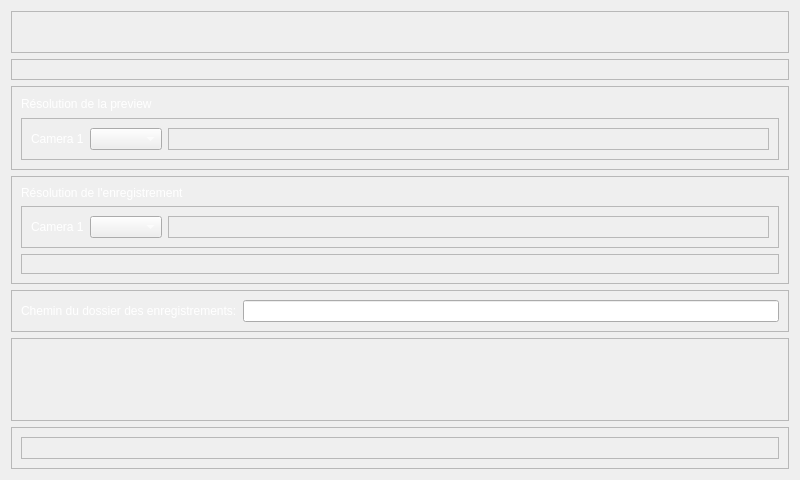
Above: settings.ui from Otaze/Rekkon before the change. Below: the same form after it.
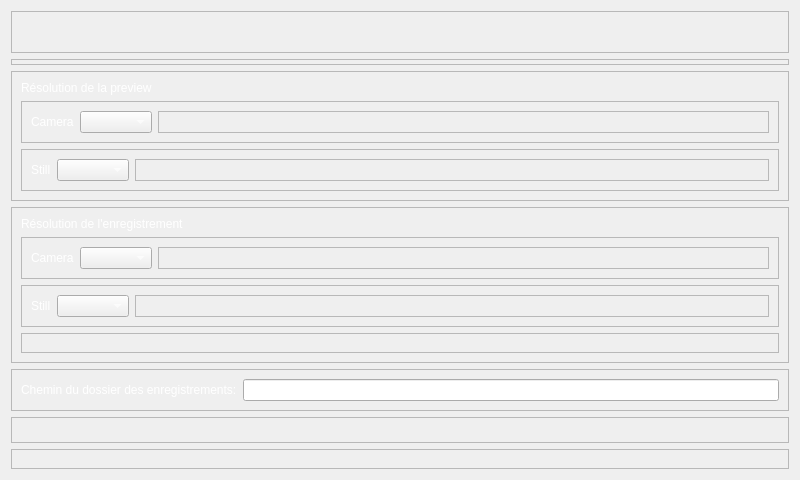
That is the form after the change. Icons and pictures are not drawn.

Commit message: add simage mode support; rework UI; add new settings(still mode)

Patch:
```diff
--- a/settings.ui
+++ b/settings.ui
@@ -102,7 +102,7 @@
             <string notr="true">color: rgb(255, 255, 255);</string>
            </property>
            <property name="text">
-            <string>Camera 1</string>
+            <string>Camera</string>
            </property>
           </widget>
          </item>
@@ -135,6 +135,60 @@
         </layout>
        </widget>
       </item>
+      <item>
+       <widget class="QFrame" name="frame_13">
+        <property name="frameShape">
+         <enum>QFrame::StyledPanel</enum>
+        </property>
+        <property name="frameShadow">
+         <enum>QFrame::Raised</enum>
+        </property>
+        <layout class="QHBoxLayout" name="horizontalLayout_6">
+         <item>
+          <widget class="QLabel" name="previewStillResolutionLabel">
+           <property name="sizePolicy">
+            <sizepolicy hsizetype="Fixed" vsizetype="Preferred">
+             <horstretch>0</horstretch>
+             <verstretch>0</verstretch>
+            </sizepolicy>
+           </property>
+           <property name="styleSheet">
+            <string notr="true">color: rgb(255, 255, 255);</string>
+           </property>
+           <property name="text">
+            <string>Still</string>
+           </property>
+          </widget>
+         </item>
+         <item>
+          <widget class="QComboBox" name="previewStillResolutionComboBox">
+           <property name="styleSheet">
+            <string notr="true">color: rgb(255, 255, 255);</string>
+           </property>
+           <property name="sizeAdjustPolicy">
+            <enum>QComboBox::AdjustToContents</enum>
+           </property>
+          </widget>
+         </item>
+         <item>
+          <widget class="QFrame" name="frame_14">
+           <property name="sizePolicy">
+            <sizepolicy hsizetype="MinimumExpanding" vsizetype="Preferred">
+             <horstretch>0</horstretch>
+             <verstretch>0</verstretch>
+            </sizepolicy>
+           </property>
+           <property name="frameShape">
+            <enum>QFrame::StyledPanel</enum>
+           </property>
+           <property name="frameShadow">
+            <enum>QFrame::Raised</enum>
+           </property>
+          </widget>
+         </item>
+        </layout>
+       </widget>
+      </item>
      </layout>
     </widget>
    </item>
@@ -146,7 +200,7 @@
      <property name="frameShadow">
       <enum>QFrame::Raised</enum>
      </property>
-     <layout class="QVBoxLayout" name="verticalLayout_3" stretch="1,1,1">
+     <layout class="QVBoxLayout" name="verticalLayout_3">
       <item>
        <widget class="QLabel" name="resolutionLabel">
         <property name="styleSheet">
@@ -178,7 +232,7 @@
             <string notr="true">color: rgb(255, 255, 255);</string>
            </property>
            <property name="text">
-            <string>Camera 1</string>
+            <string>Camera</string>
            </property>
           </widget>
          </item>
@@ -208,6 +262,57 @@
         </layout>
        </widget>
       </item>
+      <item>
+       <widget class="QFrame" name="frame_15">
+        <property name="frameShape">
+         <enum>QFrame::StyledPanel</enum>
+        </property>
+        <property name="frameShadow">
+         <enum>QFrame::Raised</enum>
+        </property>
+        <layout class="QHBoxLayout" name="horizontalLayout_7">
+         <item>
+          <widget class="QLabel" name="recordStillResolutionLabel">
+           <property name="sizePolicy">
+            <sizepolicy hsizetype="Fixed" vsizetype="Preferred">
+             <horstretch>0</horstretch>
+             <verstretch>0</verstretch>
+            </sizepolicy>
+           </property>
+           <property name="styleSheet">
+            <string notr="true">color: rgb(255, 255, 255);</string>
+           </property>
+           <property name="text">
+            <string>Still</string>
+           </property>
+          </widget>
+         </item>
+         <item>
+          <widget class="QComboBox" name="recordStillResolutionComboBox">
+           <property name="styleSheet">
+            <string notr="true">color: rgb(255, 255, 255);</string>
+           </property>
+          </widget>
+         </item>
+         <item>
+          <widget class="QFrame" name="frame_16">
+           <property name="sizePolicy">
+            <sizepolicy hsizetype="MinimumExpanding" vsizetype="Preferred">
+             <horstretch>0</horstretch>
+             <verstretch>0</verstretch>
+            </sizepolicy>
+           </property>
+           <property name="frameShape">
+            <enum>QFrame::StyledPanel</enum>
+           </property>
+           <property name="frameShadow">
+            <enum>QFrame::Raised</enum>
+           </property>
+          </widget>
+         </item>
+        </layout>
+       </widget>
+      </item>
       <item>
        <widget class="QFrame" name="frame_8">
         <property name="frameShape">
```
The commit also changes 16 other files.
